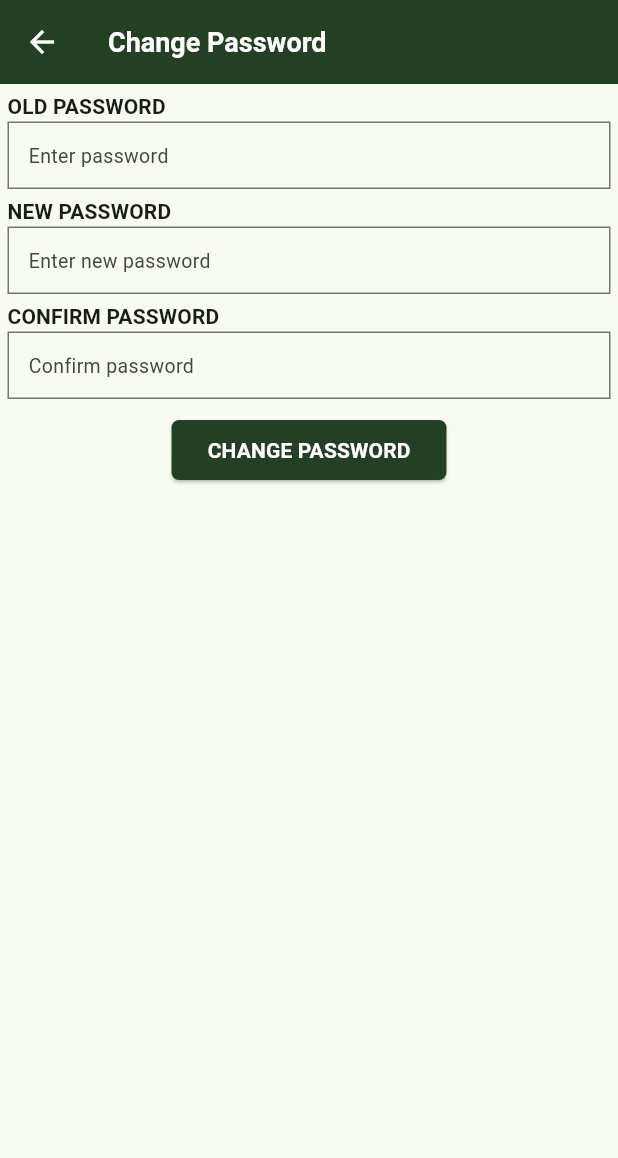
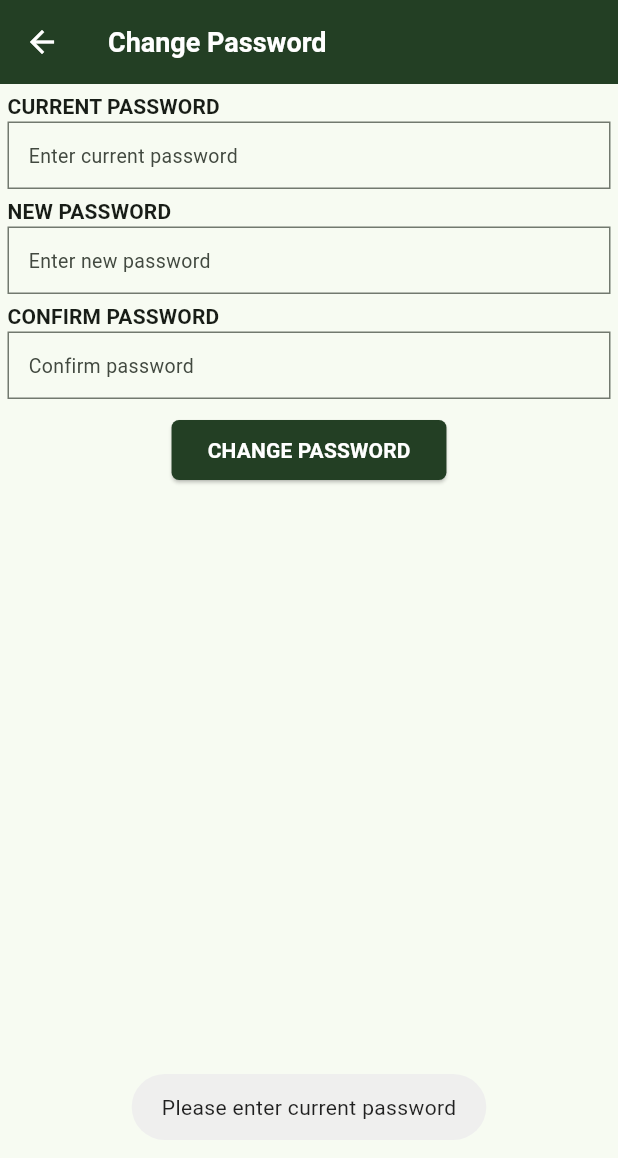
Before and after one commit to Faizan4599/Mebel_Resller, a Flutter app: the ChangePasswordUI screen opened directly, after a tap on "CHANGE PASSWORD", on a phone screen of 412 x 824 dp. Shown: the top 1158 px of the screen. Run offline on Flutter 3.47's test engine with Material 3 defaults, Android fonts, the phone set to English and light mode, and no system bars; our stand-ins replace bloc, device_info_plus, flutter_bloc, flutter_spinkit, fluttertoast, open_filex and 4 more; accounts and stored records are empty.

Commit message:
change password is not done

```diff
--- a/lib/features/changePassword/bloc/change_password_bloc.dart
+++ b/lib/features/changePassword/bloc/change_password_bloc.dart
@@ -17,5 +17,37 @@ class ChangePasswordBloc
   }
 
   FutureOr<void> changePasswordButtonEvent(
-      ChangePasswordButtonEvent event, Emitter<ChangePasswordState> emit) {}
+      ChangePasswordButtonEvent event, Emitter<ChangePasswordState> emit) {
+    print("PassWord is Changed");
+  }
+
+  bool passwordValidate(
+      String password, String newPassword, String confirmPassword) {
+    // bool pass = false;
+    if (password.isEmpty) {
+      emit(ChangePasswordErrorState(message: "Please enter current password"));
+      return false;
+    } else if (newPassword.isEmpty) {
+      emit(ChangePasswordErrorState(message: "Please enter new password"));
+      return false;
+    } else if (confirmPassword.isEmpty) {
+      emit(ChangePasswordErrorState(message: "Please enter confirm password"));
+      return false;
+    } else if (newPassword.length < 8) {
+      emit(ChangePasswordErrorState(
+          message:
+              "New password is too short. It should be at least 8 characters."));
+      return false;
+    } else if (newPassword.length > 15) {
+      emit(ChangePasswordErrorState(
+          message:
+              "New password is too long. It should be at most 15 characters."));
+      return false;
+    } else if (confirmPassword != newPassword) {
+      emit(ChangePasswordErrorState(
+          message: "Confirm password does not match the new password."));
+      return false;
+    }
+    return true;
+  }
 }
--- a/lib/features/changePassword/bloc/change_password_state.dart
+++ b/lib/features/changePassword/bloc/change_password_state.dart
@@ -9,7 +9,10 @@ class ChangePasswordInitial extends ChangePasswordState {}
 
 class ChangePasswordLoadingState extends ChangePasswordState {}
 
-class ChangePasswordErrorState extends ChangePasswordState {}
+class ChangePasswordErrorState extends ChangePasswordState {
+  String? message;
+  ChangePasswordErrorState({required this.message});
+}
 
 class ChangePasswordSuccessState extends ChangePasswordState {}
 
--- a/lib/features/changePassword/ui/change_pass_ui.dart
+++ b/lib/features/changePassword/ui/change_pass_ui.dart
@@ -1,4 +1,5 @@
 import 'package:flutter/material.dart';
+import 'package:flutter_bloc/flutter_bloc.dart';
 import 'package:reseller_app/common/widgets/text_field.dart';
 import 'package:reseller_app/constant/constant.dart';
 import 'package:reseller_app/features/changePassword/bloc/change_password_bloc.dart';
@@ -18,7 +19,8 @@ class ChangePasswordUI extends StatelessWidget {
         child: Column(
           children: [
             customTextfield(
-              title: "OLD PASSWORD",
+              maxLines: 1,
+              title: "CURRENT PASSWORD",
               titleStyle: Theme.of(context).textTheme.labelLarge,
               txtHeight: 45,
               txtWidth: Constant.screenWidth(context),
@@ -28,18 +30,19 @@ class ChangePasswordUI extends StatelessWidget {
               focusedBorder: OutlineInputBorder(
                 borderSide: BorderSide(color: CommonColors.primary, width: 2),
               ),
-              hintText: "Enter password",
+              hintText: "Enter current password",
               hintStyle: const TextStyle(fontSize: 13),
               border: const OutlineInputBorder(borderRadius: BorderRadius.zero),
             ),
             customTextfield(
+              maxLines: 1,
               title: "NEW PASSWORD",
               titleStyle: Theme.of(context).textTheme.labelLarge,
               txtHeight: 45,
               txtWidth: Constant.screenWidth(context),
               txtStyle: Theme.of(context).textTheme.bodyMedium,
               cursorColor: CommonColors.primary,
-              controller: _changePasswordBloc.oldPassTXT,
+              controller: _changePasswordBloc.oldNewPassTXT,
               focusedBorder: OutlineInputBorder(
                 borderSide: BorderSide(color: CommonColors.primary, width: 2),
               ),
@@ -48,13 +51,14 @@ class ChangePasswordUI extends StatelessWidget {
               border: const OutlineInputBorder(borderRadius: BorderRadius.zero),
             ),
             customTextfield(
+              maxLines: 1,
               title: "CONFIRM PASSWORD",
               titleStyle: Theme.of(context).textTheme.labelLarge,
               txtHeight: 45,
               txtWidth: Constant.screenWidth(context),
               txtStyle: Theme.of(context).textTheme.bodyMedium,
               cursorColor: CommonColors.primary,
-              controller: _changePasswordBloc.oldPassTXT,
+              controller: _changePasswordBloc.oldConfirmPassTXT,
               focusedBorder: OutlineInputBorder(
                 borderSide: BorderSide(color: CommonColors.primary, width: 2),
               ),
@@ -62,12 +66,32 @@ class ChangePasswordUI extends StatelessWidget {
               hintStyle: const TextStyle(fontSize: 13),
               border: const OutlineInputBorder(borderRadius: BorderRadius.zero),
             ),
-           const SizedBox(height: 10,),
+            const SizedBox(
+              height: 10,
+            ),
             ButtonTheme(
               minWidth: 200,
               height: 40,
+              child: BlocListener<ChangePasswordBloc, ChangePasswordState>(
+                bloc: _changePasswordBloc,
+                listenWhen: (previous, current) =>
+                    current is ChangePasswordErrorState ||
+                    current is ChangePasswordSuccessState,
+                listener: (context, state) {
+                  if (state is ChangePasswordErrorState) {
+                    Constant.showLongToast(state.message ?? "");
+                  }
+                },
                 child: ElevatedButton(
-                onPressed: () {},
+                  onPressed: () {
+                    final isValid = _changePasswordBloc.passwordValidate(
+                        _changePasswordBloc.oldPassTXT.text,
+                        _changePasswordBloc.oldNewPassTXT.text,
+                        _changePasswordBloc.oldConfirmPassTXT.text);
+                    if (isValid) {
+                      _changePasswordBloc.add(ChangePasswordButtonEvent());
+                    }
+                  },
                   style: ElevatedButton.styleFrom(
                     shape: RoundedRectangleBorder(
                       borderRadius: BorderRadius.circular(5.0),
@@ -79,6 +103,7 @@ class ChangePasswordUI extends StatelessWidget {
                     style: TextStyle(color: CommonColors.planeWhite),
                   ),
                 ),
+              ),
             )
           ],
         ),
--- a/lib/features/landscreen/ui/landui.dart
+++ b/lib/features/landscreen/ui/landui.dart
@@ -84,6 +84,7 @@ class LandUi extends StatelessWidget {
                       style: TextStyle(fontSize: 15),
                     ),
                     onTap: () {
+                      Navigator.pop(context);
                       _landBloc.add(LandNavigateToAllQuotesEvent());
                     },
                   ),
@@ -92,10 +93,11 @@ class LandUi extends StatelessWidget {
                   bloc: _landBloc,
                   listenWhen: (previous, current) => current is LandLogoutState,
                   listener: (context, state) async {
+                    print("OOOOOOOOOOOOO $state");
                     if (state is LandLogoutState) {
                       Navigator.pop(context); // Close the dialog if it's open
                       await PreferenceUtils.clearData();
-                      Navigator.push(
+                      Navigator.pushReplacement(
                           context,
                           MaterialPageRoute(
                             builder: (context) => LoginUi(),
@@ -112,6 +114,7 @@ class LandUi extends StatelessWidget {
                       style: TextStyle(fontSize: 15),
                     ),
                     onTap: () {
+                      // Navigator.pop(context);
                       showCommonDialog(
                           dialogTitle: "Logout",
                           dialogMessage: "Are you sure you want to logout?",
@@ -151,6 +154,7 @@ class LandUi extends StatelessWidget {
                       style: TextStyle(fontSize: 15),
                     ),
                     onTap: () {
+                      Navigator.pop(context);
                       _landBloc.add(LandNavigateToChangePasswordEvent());
                     },
                   ),
--- a/pubspec.yaml
+++ b/pubspec.yaml
@@ -42,11 +42,11 @@ dependencies:
   fluttertoast: ^8.2.5
   shared_preferences: ^2.2.3
   pdf: ^3.11.0
-  path_provider: ^2.1.3
+  path_provider: ^2.1.4
   open_filex: ^4.4.0
   permission_handler: ^11.3.1
-  device_info_plus: ^10.1.0
-  share_plus: ^9.0.0
+  device_info_plus: ^10.1.1
+  share_plus: ^10.0.0
   intl: ^0.19.0
 
 
```
Also changed, not shown: pubspec.lock. Lines whose indentation alone changed are shown as unchanged.
